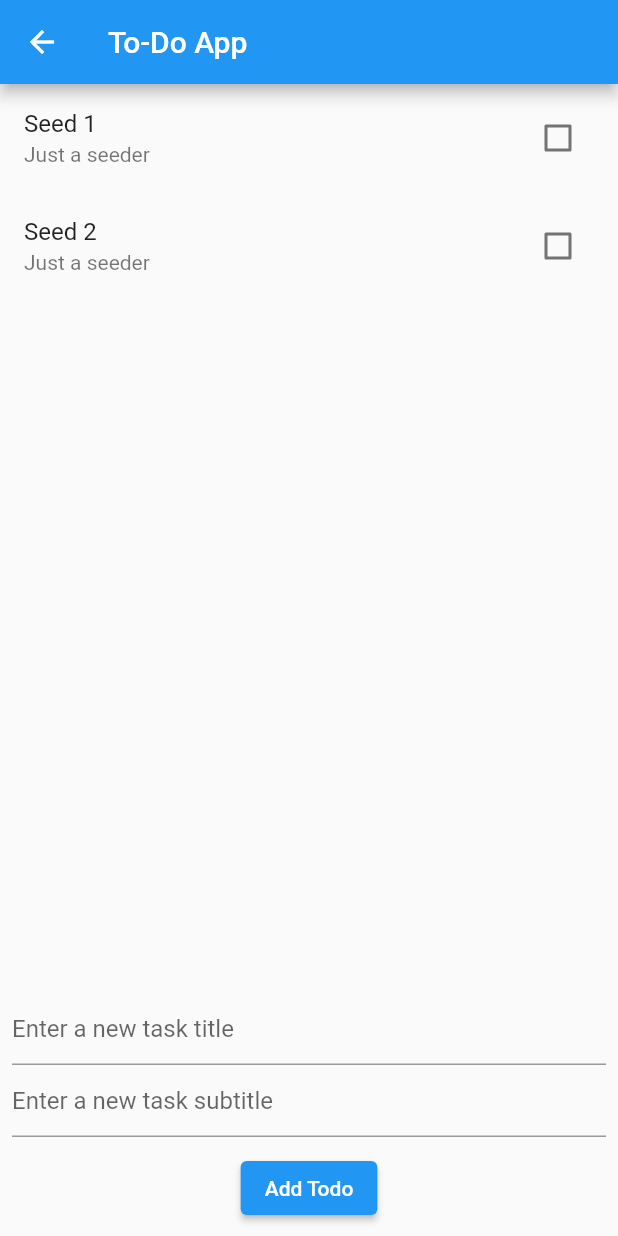
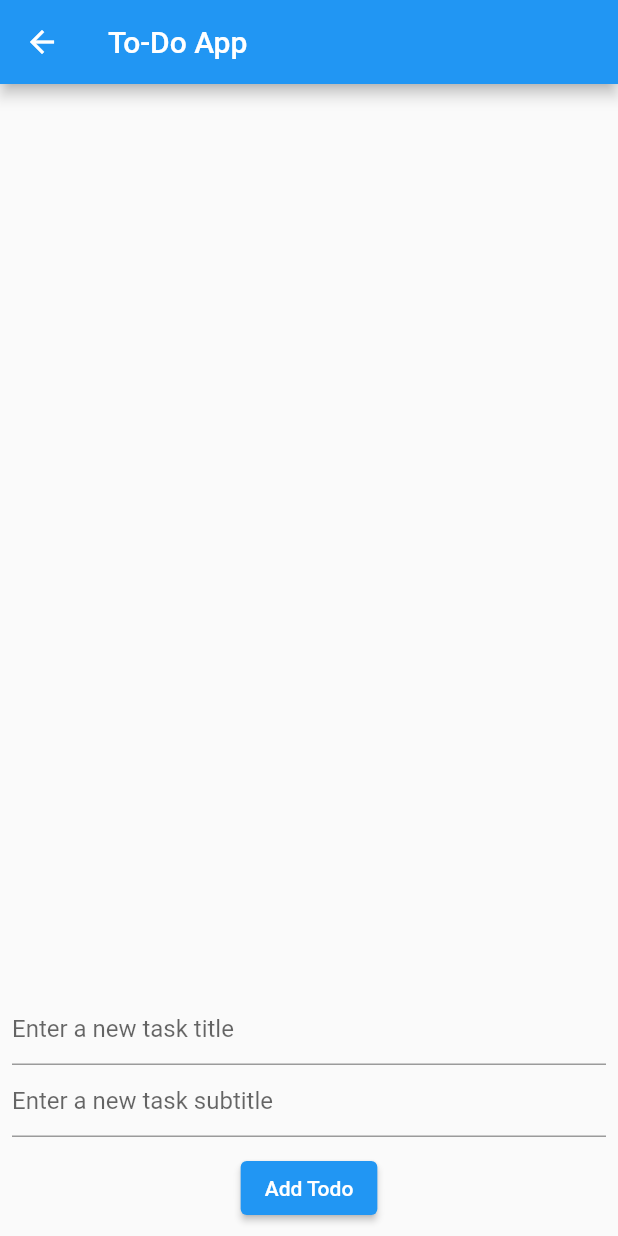
Before and after one commit to inisialer/todoapp, a Flutter app: the TodoView screen opened by its route, after a tap on "Add Todo", on a phone screen of 412 x 824 dp. Run offline on Flutter 3.47's test engine with Material 2 defaults, Android fonts, the phone set to English and light mode, and no system bars; our stand-ins replace get_it, stacked, stacked_services, stacked_shared.

Commit message:
crud todo done

```diff
--- a/config.json
+++ b/config.json
@@ -4,9 +4,5 @@
     "experimental_mode": false,
     "learning_mode": false,
     "unfreezed": true,
-    "use_cubit": false,
-    "ignore_core_generator_for_directories": [
-        "lib/model",
-        "lib/models"
-    ]
+    "use_cubit": false
 }
--- a/lib/model/todo_model.dart
+++ b/lib/model/todo_model.dart
@@ -1,9 +1,11 @@
 class TodoModel {
   final String title;
+  final String uuid;
   final String subtitle;
   final bool completed;
 
   const TodoModel({
+    required this.uuid,
     required this.title,
     required this.subtitle,
     this.completed = false,
@@ -11,11 +13,13 @@ class TodoModel {
 
   TodoModel copyWith({
     String? title,
+    String? uuid,
     String? subtitle,
     bool? completed,
   }) {
     return TodoModel(
       title: title ?? this.title,
+      uuid: uuid ?? this.uuid,
       subtitle: subtitle ?? this.subtitle,
       completed: completed ?? this.completed,
     );
--- a/lib/services/todo_service.dart
+++ b/lib/services/todo_service.dart
@@ -1,10 +1,7 @@
 import 'package:todo_app/model/todo_model.dart';
 
 class TodoService {
-  final List<TodoModel> _tasks = [
-    const TodoModel(title: 'Seed 1', subtitle: 'Just a seeder'),
-    const TodoModel(title: 'Seed 2', subtitle: 'Just a seeder'),
-  ];
+  final List<TodoModel> _tasks = [];
 
   Future<List<TodoModel>> getAllTodos() async {
     await Future.delayed(const Duration(milliseconds: 500));
@@ -20,8 +17,7 @@ class TodoService {
   }
 
   void editTodo(TodoModel task) {
-    int index = _tasks.indexWhere(
-        (t) => t.title == task.title && t.subtitle == task.subtitle);
+    int index = _tasks.indexWhere((t) => t.uuid == task.uuid);
     if (index != -1) {
       _tasks[index] = task;
     }
--- a/lib/ui/views/todo/todo_view.dart
+++ b/lib/ui/views/todo/todo_view.dart
@@ -4,10 +4,7 @@ import 'package:todo_app/model/todo_model.dart';
 import 'package:todo_app/ui/views/todo/todo_viewmodel.dart';
 
 class TodoView extends StatelessWidget {
-  final TextEditingController _titleController = TextEditingController();
-  final TextEditingController _subtitleController = TextEditingController();
-
-  TodoView({super.key});
+  const TodoView({super.key});
 
   @override
   Widget build(BuildContext context) {
@@ -30,21 +27,28 @@ class TodoView extends StatelessWidget {
                         return ListTile(
                             title: Text(
                               task.title,
-                            style: TextStyle(
-                              decoration: task.completed
-                                  ? TextDecoration.lineThrough
-                                  : TextDecoration.none,
+                              style: const TextStyle(
+                                decoration: TextDecoration.none,
                               ),
                             ),
                             subtitle: Text(task.subtitle),
-                          trailing: Checkbox(
-                            value: task.completed,
-                            onChanged: (value) {
-                              model.updateTodoStatus(task, value!);
+                            trailing: SizedBox(
+                              width: 100,
+                              child: Row(
+                                children: [
+                                  IconButton(
+                                      onPressed: () {
+                                        model.updateTodoStatus(task, true);
                                       },
+                                      icon: const Icon(Icons.edit)),
+                                  IconButton(
+                                      onPressed: () {
+                                        model.deleteTodo(task);
+                                      },
+                                      icon: const Icon(Icons.delete)),
+                                ],
                               ),
-                          onLongPress: () => model.deleteTodo(task),
-                        );
+                            ));
                       },
                     ),
                   ),
@@ -53,13 +57,13 @@ class TodoView extends StatelessWidget {
                     child: Column(
                       children: <Widget>[
                         TextField(
-                          controller: _titleController,
+                          controller: model.titleController,
                           decoration: const InputDecoration(
                             hintText: 'Enter a new task title',
                           ),
                         ),
                         TextField(
-                          controller: _subtitleController,
+                          controller: model.subtitleController,
                           decoration: const InputDecoration(
                             hintText: 'Enter a new task subtitle',
                           ),
@@ -67,15 +71,29 @@ class TodoView extends StatelessWidget {
                         const SizedBox(height: 10),
                         ElevatedButton(
                           onPressed: () {
-                            if (_titleController.text.isNotEmpty &&
-                                _subtitleController.text.isNotEmpty) {
-                              model.addTodo(_titleController.text,
-                                  _subtitleController.text);
-                              _titleController.clear();
-                              _subtitleController.clear();
+                            if (model.isEdit ?? false) {
+                              if (model.titleController.text.isNotEmpty &&
+                                  model.subtitleController.text.isNotEmpty) {
+                                model.editTodo(TodoModel(
+                                    completed: false,
+                                    uuid: model.taskValue?.uuid ?? '',
+                                    title: model.titleController.text,
+                                    subtitle: model.subtitleController.text));
+                                model.titleController.clear();
+                                model.subtitleController.clear();
+                              }
+                            } else {
+                              if (model.titleController.text.isNotEmpty &&
+                                  model.subtitleController.text.isNotEmpty) {
+                                model.addTodo(model.titleController.text,
+                                    model.subtitleController.text);
+                                model.titleController.clear();
+                                model.subtitleController.clear();
+                              }
                             }
                           },
-                          child: const Text('Add Todo'),
+                          child: Text(
+                              model.isEdit ?? false ? 'Edit Todo' : 'Add Todo'),
                         ),
                       ],
                     ),
--- a/lib/ui/views/todo/todo_viewmodel.dart
+++ b/lib/ui/views/todo/todo_viewmodel.dart
@@ -1,14 +1,19 @@
+import 'package:flutter/material.dart';
 import 'package:stacked/stacked.dart';
 import 'package:get_it/get_it.dart';
 import 'package:todo_app/model/todo_model.dart';
 import 'package:todo_app/services/todo_service.dart';
+import 'package:uuid/uuid.dart';
 
 class TodoViewModel extends BaseViewModel {
   final TodoService _taskService = GetIt.instance<TodoService>();
 
   List<TodoModel> _tasks = [];
   List<TodoModel> get tasks => _tasks;
-
+  TodoModel? taskValue;
+  final TextEditingController titleController = TextEditingController();
+  final TextEditingController subtitleController = TextEditingController();
+  bool? isEdit;
   Future<void> fetchTodos() async {
     setBusy(true);
     _tasks = await _taskService.getAllTodos();
@@ -17,13 +22,16 @@ class TodoViewModel extends BaseViewModel {
   }
 
   void addTodo(String title, String subtitle) {
-    _taskService.addTodo(TodoModel(title: title, subtitle: subtitle));
+    _taskService.addTodo(
+        TodoModel(title: title, subtitle: subtitle, uuid: const Uuid().v4()));
     fetchTodos();
   }
 
   void updateTodoStatus(TodoModel task, bool completed) {
-    _taskService.editTodo(task.copyWith(completed: completed));
-    fetchTodos();
+    titleController.text = task.title;
+    subtitleController.text = task.subtitle;
+    isEdit = completed;
+    taskValue = task;
   }
 
   void deleteTodo(TodoModel task) {
@@ -33,6 +41,7 @@ class TodoViewModel extends BaseViewModel {
 
   void editTodo(TodoModel updatedTask) {
     _taskService.editTodo(updatedTask);
+    isEdit = false;
     fetchTodos();
   }
 }
--- a/pubspec.yaml
+++ b/pubspec.yaml
@@ -12,6 +12,7 @@ dependencies:
   shared_preferences:
   stacked: ^3.4.0
   stacked_services: ^1.1.0
+  uuid: ^4.2.2
 
 dev_dependencies:
   build_runner: ^2.4.5
```
Also changed, not shown: pubspec.lock. Lines whose indentation alone changed are shown as unchanged.
